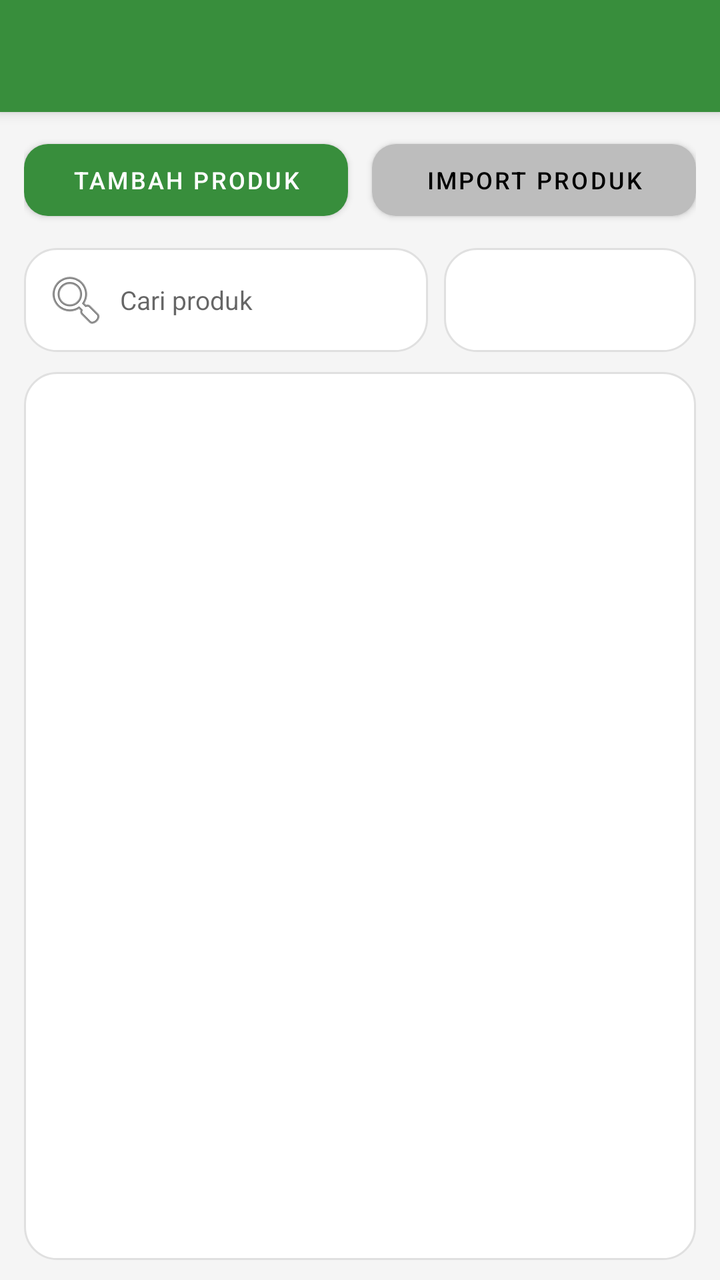
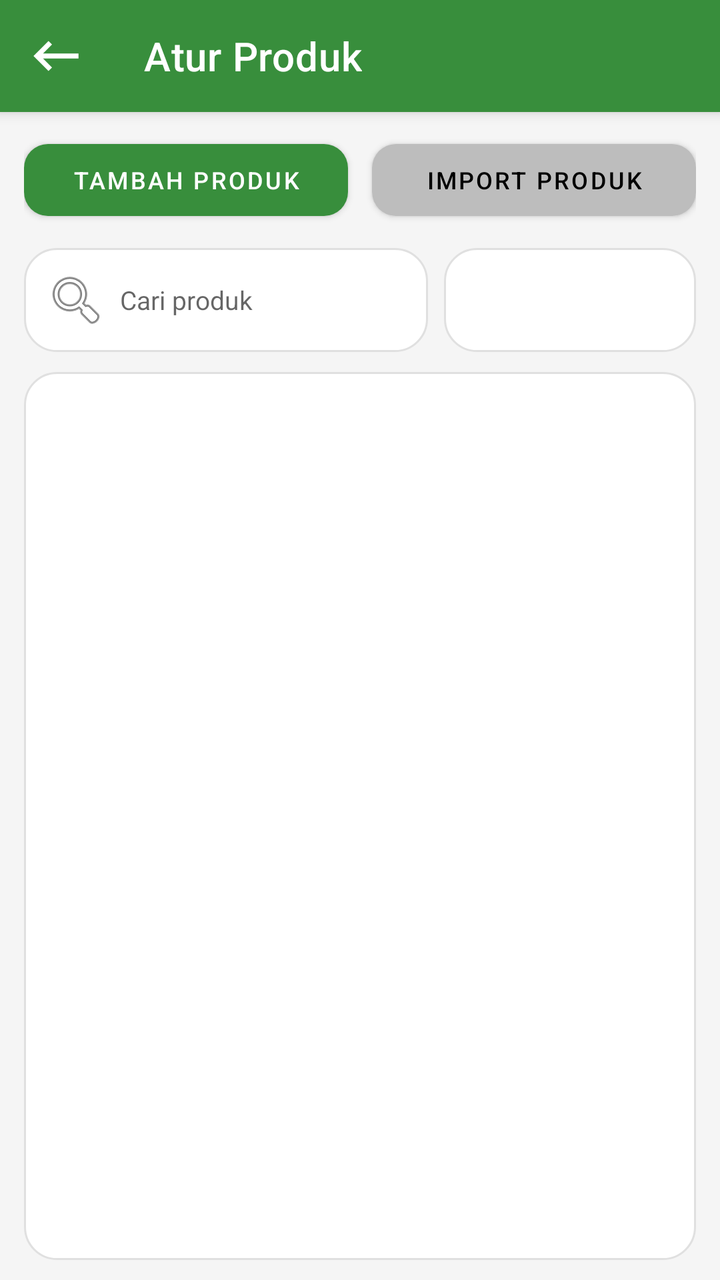

An Android layout rendered at two revisions. The XML below is the earlier revision; the diff shows what the commit changed to produce the second picture.
<!-- AndroidManifest.xml: application theme Theme.DasPos -->
<!-- res/layout/activity_product.xml -->
<?xml version="1.0" encoding="utf-8"?>
<LinearLayout xmlns:android="http://schemas.android.com/apk/res/android"
    android:layout_width="match_parent"
    android:layout_height="match_parent"
    android:background="@color/warm_gray"
    android:orientation="vertical">

    <com.google.android.material.appbar.MaterialToolbar
        android:id="@+id/toolbar"
        style="@style/DasPosToolbar"
        android:layout_width="match_parent"
        android:layout_height="?attr/actionBarSize"
        android:navigationIcon="@drawable/ic_back"
        android:title="@string/manage_products" />

    <LinearLayout
        android:layout_width="match_parent"
        android:layout_height="match_parent"
        android:orientation="vertical"
        android:paddingStart="12dp"
        android:paddingEnd="12dp"
        android:paddingTop="10dp"
        android:paddingBottom="10dp">

        <LinearLayout
            android:layout_width="match_parent"
            android:layout_height="wrap_content"
            android:orientation="horizontal">

            <com.google.android.material.button.MaterialButton
                android:id="@+id/btnAddProduct"
                style="@style/DasPosPrimaryButton"
                android:layout_width="0dp"
                android:layout_height="wrap_content"
                android:layout_marginEnd="6dp"
                android:layout_weight="1"
                android:text="@string/add_product" />

            <com.google.android.material.button.MaterialButton
                android:id="@+id/btnImportProduct"
                style="@style/DasPosGrayButton"
                android:layout_width="0dp"
                android:layout_height="wrap_content"
                android:layout_marginStart="6dp"
                android:layout_weight="1"
                android:text="@string/import_product" />
        </LinearLayout>

        <LinearLayout
            android:layout_width="match_parent"
            android:layout_height="wrap_content"
            android:layout_marginTop="10dp"
            android:orientation="horizontal">

            <EditText
                android:id="@+id/etSearch"
                android:layout_width="0dp"
                android:layout_height="wrap_content"
                android:layout_weight="1"
                android:background="@drawable/bg_input"
                android:drawableStart="@android:drawable/ic_menu_search"
                android:drawablePadding="6dp"
                android:hint="@string/search_product"
                android:paddingStart="10dp"
                android:paddingTop="10dp"
                android:paddingEnd="10dp"
                android:paddingBottom="10dp"
                android:textSize="13sp" />

            <Spinner
                android:id="@+id/spSort"
                android:layout_width="126dp"
                android:layout_height="match_parent"
                android:layout_marginStart="8dp"
                android:textSize="12sp"
                android:background="@drawable/bg_input" />
        </LinearLayout>

        <FrameLayout
            android:layout_width="match_parent"
            android:layout_height="0dp"
            android:layout_marginTop="10dp"
            android:layout_weight="1"
            android:background="@drawable/bg_card">

            <androidx.recyclerview.widget.RecyclerView
                android:id="@+id/rvProducts"
                android:layout_width="match_parent"
                android:layout_height="match_parent"
                android:clipToPadding="false"
                android:paddingStart="8dp"
                android:paddingTop="6dp"
                android:paddingEnd="8dp"
                android:paddingBottom="10dp" />

            <LinearLayout
                android:id="@+id/layoutProductState"
                android:layout_width="match_parent"
                android:layout_height="match_parent"
                android:gravity="center"
                android:orientation="vertical"
                android:padding="8dp"
                android:visibility="gone">

                <ProgressBar
                    android:id="@+id/progressProduct"
                    android:layout_width="wrap_content"
                    android:layout_height="wrap_content" />

                <TextView
                    android:id="@+id/tvProductState"
                    android:layout_width="wrap_content"
                    android:layout_height="wrap_content"
                    android:layout_marginTop="8dp"
                    android:textColor="@color/text_secondary"
                    android:textSize="11sp" />
            </LinearLayout>
        </FrameLayout>
    </LinearLayout>
</LinearLayout>
<!-- resources referenced by this layout -->
<resources>
  <color name="text_secondary">#666666</color>
  <color name="warm_gray">#F5F5F5</color>
  <!-- drawable bg_card (drawable) -->
  <?xml version="1.0" encoding="utf-8"?>
  <shape xmlns:android="http://schemas.android.com/apk/res/android">
      <solid android:color="@color/surface_white" />
      <corners android:radius="16dp" />
      <padding android:left="16dp" android:top="16dp" android:right="16dp" android:bottom="16dp" />
      <stroke android:width="1dp" android:color="@color/divider" />
  </shape>
  <!-- drawable bg_input (drawable) -->
  <?xml version="1.0" encoding="utf-8"?>
  
  <shape xmlns:android="http://schemas.android.com/apk/res/android">
      <solid android:color="@color/surface_white" />
      <corners android:radius="16dp" />
      <padding android:left="16dp" android:top="16dp" android:right="16dp" android:bottom="16dp" />
      <stroke android:width="1dp" android:color="@color/divider" />
  </shape>
  <!-- drawable ic_back (drawable) -->
  <vector xmlns:android="http://schemas.android.com/apk/res/android"
      android:width="30dp"
      android:height="30dp"
      android:tint="#FFFFFF"
      android:viewportWidth="24"
      android:viewportHeight="24">
      <path
          android:fillColor="@android:color/white"
          android:pathData="M21,11H6.83l3.58,-3.59L9,6l-6,6 6,6 1.41,-1.41L6.83,13H21z" />
  </vector>
  <string name="add_product">Tambah Produk</string>
  <string name="import_product">Import Produk</string>
  <string name="manage_products">Atur Produk</string>
  <string name="search_product">Cari produk</string>
  <style name="DasPosGrayButton" parent="Widget.MaterialComponents.Button">
          <item name="backgroundTint">@color/button_gray</item>
          <item name="android:textColor">@android:color/black</item>
          <item name="android:textSize">12sp</item>
          <item name="cornerRadius">12dp</item>
          <item name="android:minHeight">48dp</item>
      </style>
  <style name="DasPosPrimaryButton" parent="Widget.MaterialComponents.Button">
          <item name="backgroundTint">@color/primary_green</item>
          <item name="android:textColor">@color/surface_white</item>
          <item name="android:textSize">12sp</item>
          <item name="cornerRadius">12dp</item>
          <item name="android:minHeight">48dp</item>
      </style>
  <style name="DasPosToolbar" parent="Widget.MaterialComponents.Toolbar.Primary">
          <item name="android:background">@color/primary_green</item>
          <item name="titleTextColor">@color/surface_white</item>
          <item name="navigationIconTint">@color/surface_white</item>
      </style>
  <style name="Theme.DasPos" parent="Theme.MaterialComponents.Light.NoActionBar">
          <item name="colorPrimary">@color/primary_green</item>
          <item name="colorPrimaryVariant">@color/primary_green_dark</item>
          <item name="colorOnPrimary">@color/surface_white</item>
          <item name="colorSurface">@color/surface_white</item>
          <item name="android:statusBarColor">@color/primary_green_dark</item>
      </style>
  <color name="surface_white">#FFFFFF</color>
  <color name="divider">#E0E0E0</color>
  <color name="button_gray">#BDBDBD</color>
  <color name="primary_green">#388E3C</color>
  <color name="primary_green_dark">#2E7D32</color>
</resources>

<!-- the commit's change to res/layout/activity_product.xml (unified diff, before → after) -->
@@ -1,5 +1,6 @@
 <?xml version="1.0" encoding="utf-8"?>
 <LinearLayout xmlns:android="http://schemas.android.com/apk/res/android"
+    xmlns:app="http://schemas.android.com/apk/res-auto"
     android:layout_width="match_parent"
     android:layout_height="match_parent"
     android:background="@color/warm_gray"
@@ -10,8 +11,8 @@
         style="@style/DasPosToolbar"
         android:layout_width="match_parent"
         android:layout_height="?attr/actionBarSize"
-        android:navigationIcon="@drawable/ic_back"
-        android:title="@string/manage_products" />
+        app:navigationIcon="@drawable/ic_back"
+        app:title="@string/manage_products" />
 
     <LinearLayout
         android:layout_width="match_parent"
@@ -88,10 +89,10 @@
                 android:layout_width="match_parent"
                 android:layout_height="match_parent"
                 android:clipToPadding="false"
-                android:paddingStart="8dp"
-                android:paddingTop="6dp"
-                android:paddingEnd="8dp"
-                android:paddingBottom="10dp" />
+                android:paddingStart="0dp"
+                android:paddingTop="4dp"
+                android:paddingEnd="0dp"
+                android:paddingBottom="6dp" />
 
             <LinearLayout
                 android:id="@+id/layoutProductState"
